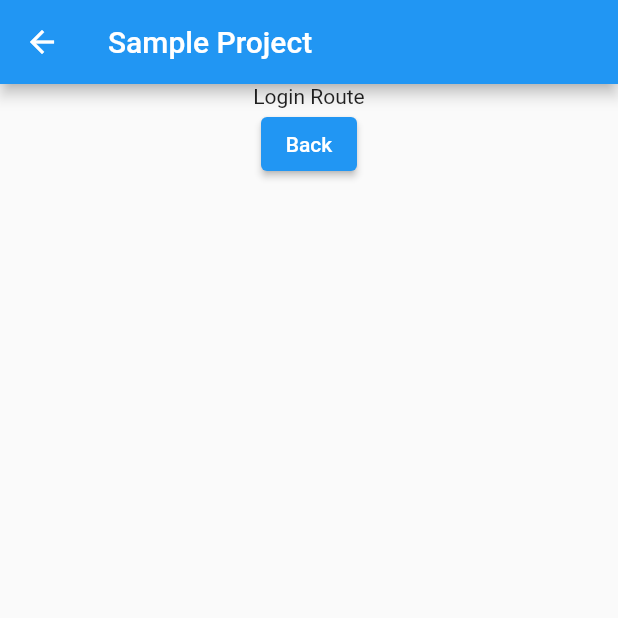
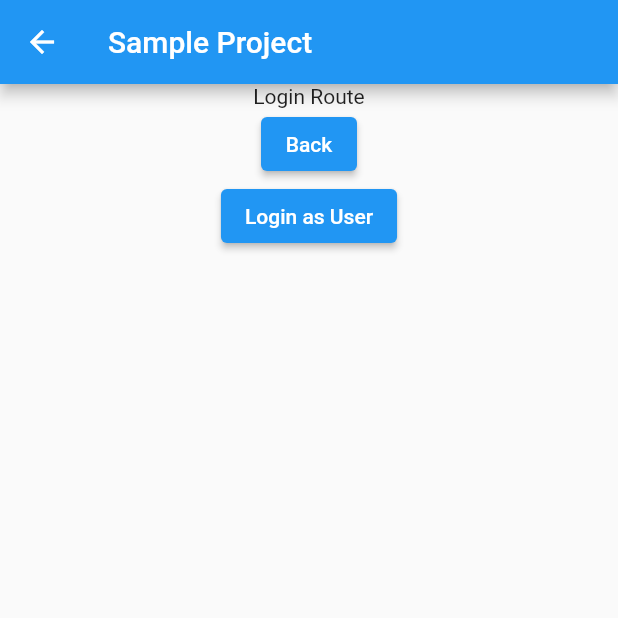
Before and after one commit to framgia/sph_flutter-capstone, a Flutter app: the screen it shows after launch, after a tap on "Login", on a phone screen of 412 x 824 dp, the top half of it. Run offline on Flutter 3.47's test engine with Material 2 defaults, Android fonts, the light colour scheme and no system bars; our stand-ins replace auto_route, hooks_riverpod.

Commit message:
Added Sample Implementation of RiverPod

```diff
--- a/lib/main.dart
+++ b/lib/main.dart
@@ -1,8 +1,12 @@
 import 'package:flutter/material.dart';
 import 'package:sun_flutter_capstone/utils/routes/router.gr.dart';
+import 'package:hooks_riverpod/hooks_riverpod.dart';
 
 void main() {
-  runApp(const MyApp());
+  runApp(const ProviderScope(
+    // Add the state provider to the entire app
+    child: MyApp(),
+  ));
 }
 
 class MyApp extends StatelessWidget {
--- /dev/null
+++ b/lib/state/session_provider.dart
@@ -0,0 +1,26 @@
+import 'package:hooks_riverpod/hooks_riverpod.dart';
+
+// create a user class to define the state structure
+class User {
+  User({required this.id, required this.username});
+
+  final int id;
+  final String username;
+}
+
+final defaultUser = User(id: 0, username: 'None');
+
+// Provider
+final sessionProvider = StateProvider((_) => defaultUser);
+
+// Actions
+// Follows state conventions when updating the state
+void setSessionUsername(WidgetRef ref, String username) {
+  ref.read(sessionProvider.state).update(
+        (state) => User(id: state.id, username: username),
+      );
+}
+
+void logout(WidgetRef ref) {
+  ref.read(sessionProvider.state).update((state) => defaultUser);
+}
--- a/lib/views/pages/session/login.dart
+++ b/lib/views/pages/session/login.dart
@@ -1,11 +1,12 @@
 import 'package:flutter/material.dart';
+import 'package:hooks_riverpod/hooks_riverpod.dart';
+import 'package:sun_flutter_capstone/state/session_provider.dart';
 import 'package:sun_flutter_capstone/utils/routing.dart';
 
-class LoginPage extends StatelessWidget {
+class LoginPage extends HookConsumerWidget {
   const LoginPage({Key? key}) : super(key: key);
-
   @override
-  Widget build(BuildContext context) {
+  Widget build(BuildContext context, WidgetRef ref) {
     return Center(
       child: Column(
         children: [
@@ -14,6 +15,10 @@ class LoginPage extends StatelessWidget {
             onPressed: () => {goToHome(context)},
             child: const Text('Back'),
           ),
+          ElevatedButton(
+            onPressed: () => {setSessionUsername(ref, 'User')},
+            child: const Text('Login as User'),
+          ),
         ],
       ),
     );
--- a/lib/views/pages/welcome.dart
+++ b/lib/views/pages/welcome.dart
@@ -1,21 +1,39 @@
 import 'package:flutter/material.dart';
+import 'package:hooks_riverpod/hooks_riverpod.dart';
+import 'package:sun_flutter_capstone/state/session_provider.dart';
 import 'package:sun_flutter_capstone/utils/routing.dart';
 
-class WelcomePage extends StatelessWidget {
+// For widgets to use the state they must extend HookConsumerWidget
+class WelcomePage extends HookConsumerWidget {
   const WelcomePage({Key? key}) : super(key: key);
 
   @override
-  Widget build(BuildContext context) {
+  Widget build(BuildContext context, WidgetRef ref) {
+    // Must add WidgetRef
+    final user = ref
+        .watch(sessionProvider); // Allows access to the state without modifying
+
+    List<Widget> widgetList = [
+      ElevatedButton(
+          onPressed: () => {navigateTo(context, '/login')},
+          child: const Text('Login')),
+      ElevatedButton(
+          onPressed: () => {navigateTo(context, '/register')},
+          child: const Text('Register')),
+      Text(user.username), // access the state
+    ];
+
+    if (user.username != 'None') {
+      widgetList.add(
+        ElevatedButton(
+          onPressed: () => {logout(ref)},
+          child: const Text('Logout'),
+        ),
+      );
+    }
     return Center(
       child: Column(
-        children: [
-          ElevatedButton(
-              onPressed: () => {navigateTo(context, '/login')},
-              child: const Text('Login')),
-          ElevatedButton(
-              onPressed: () => {navigateTo(context, '/register')},
-              child: const Text('Register'))
-        ],
+        children: widgetList,
       ),
     );
   }
--- a/pubspec.yaml
+++ b/pubspec.yaml
@@ -12,6 +12,7 @@ dependencies:
 
   cupertino_icons: ^1.0.2
   auto_route: ^3.2.4
+  hooks_riverpod: ^1.0.3
 
 dev_dependencies:
   flutter_test:
```
Also changed, not shown: pubspec.lock.
